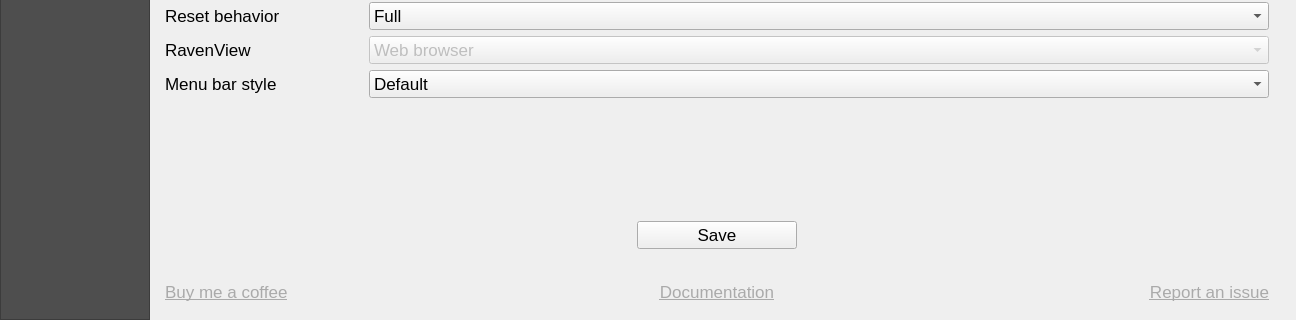
Before: the Qt Designer form qraven/qraven_dialog_base.ui in Scriptbash/QRaven, drawn with Qt 5; both pictures show x 0 to 1296 and y 454 to 774 of the 1296 by 774 pixel window.
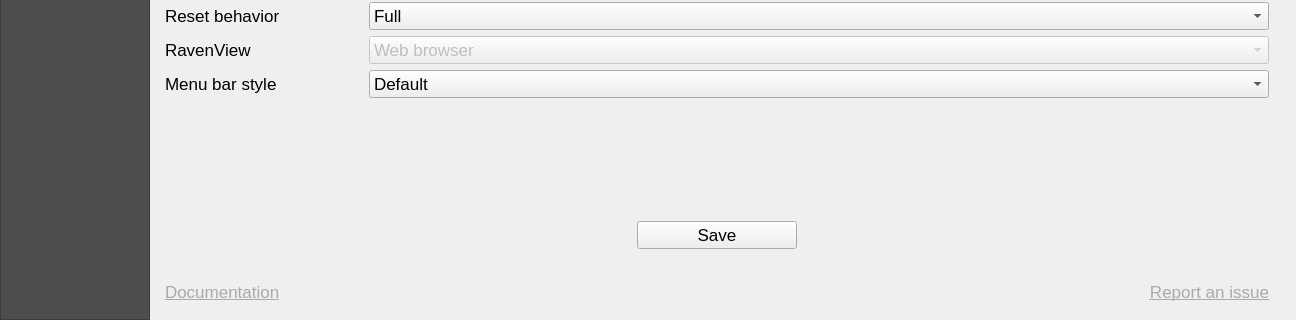
After: the same form once the commit is applied. The open tabs and pages were chosen to show the change. Icons and pictures are not drawn. Custom widgets are drawn as their Qt base class.

What changed in the file:
```diff
--- a/qraven/qraven_dialog_base.ui
+++ b/qraven/qraven_dialog_base.ui
@@ -6391,7 +6391,23 @@
           <item row="2" column="0">
            <widget class="QWidget" name="widget_13" native="true">
             <layout class="QGridLayout" name="gridLayout_30">
-             <item row="0" column="2">
+             <item row="0" column="0">
+              <widget class="QLabel" name="label_117">
+               <property name="styleSheet">
+                <string notr="true"/>
+               </property>
+               <property name="text">
+                <string>&lt;a href=&quot;https://qraven.readthedocs.io/en/latest/&quot; style=&quot;color: rgb(170,170,170)&quot;&gt;Documentation&lt;/a&gt;</string>
+               </property>
+               <property name="alignment">
+                <set>Qt::AlignLeading|Qt::AlignLeft|Qt::AlignVCenter</set>
+               </property>
+               <property name="openExternalLinks">
+                <bool>true</bool>
+               </property>
+              </widget>
+             </item>
+             <item row="0" column="1">
               <widget class="QLabel" name="label_108">
                <property name="styleSheet">
                 <string notr="true"/>
@@ -6407,35 +6423,6 @@
                </property>
               </widget>
              </item>
-             <item row="0" column="0">
-              <widget class="QLabel" name="label_116">
-               <property name="styleSheet">
-                <string notr="true"/>
-               </property>
-               <property name="text">
-                <string>&lt;a href=&quot;https://ko-fi.com/scriptbash&quot; style=&quot;color: rgb(170,170,170)&quot;&gt;Buy me a coffee&lt;/a&gt;</string>
-               </property>
-               <property name="openExternalLinks">
-                <bool>true</bool>
-               </property>
-              </widget>
-             </item>
-             <item row="0" column="1">
-              <widget class="QLabel" name="label_117">
-               <property name="styleSheet">
-                <string notr="true"/>
-               </property>
-               <property name="text">
-                <string>&lt;a href=&quot;https://qraven.readthedocs.io/en/latest/&quot; style=&quot;color: rgb(170,170,170)&quot;&gt;Documentation&lt;/a&gt;</string>
-               </property>
-               <property name="alignment">
-                <set>Qt::AlignCenter</set>
-               </property>
-               <property name="openExternalLinks">
-                <bool>true</bool>
-               </property>
-              </widget>
-             </item>
             </layout>
            </widget>
           </item>
```
Left out of the diff: 11 changed lines with no effect on the pictures.
